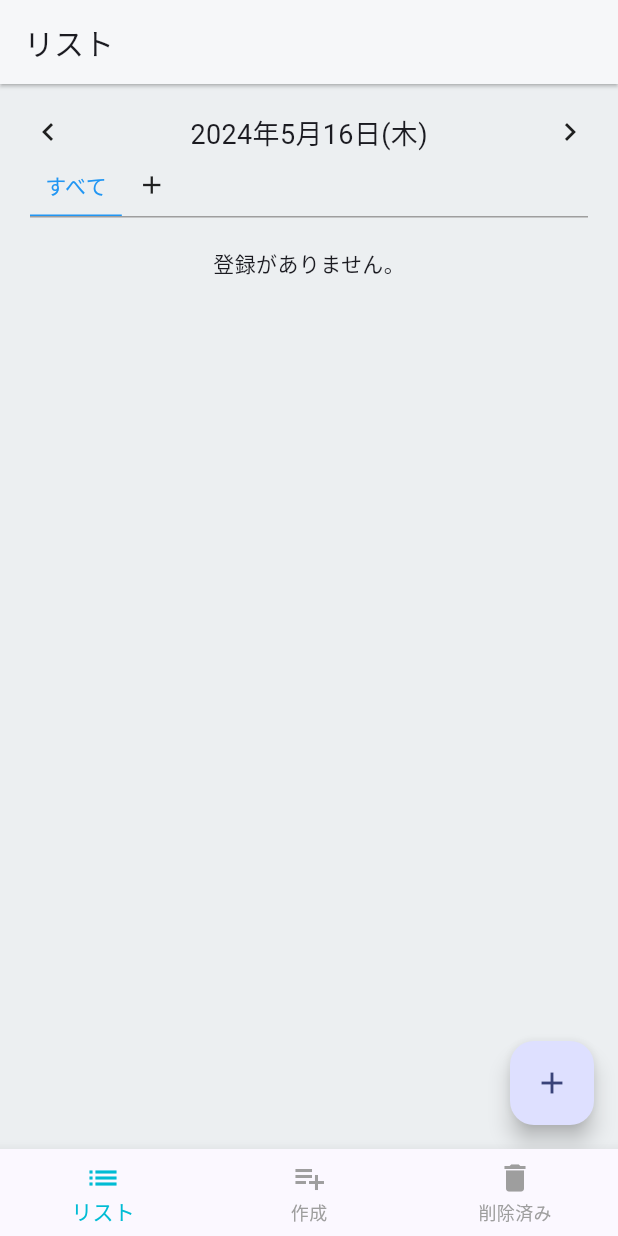
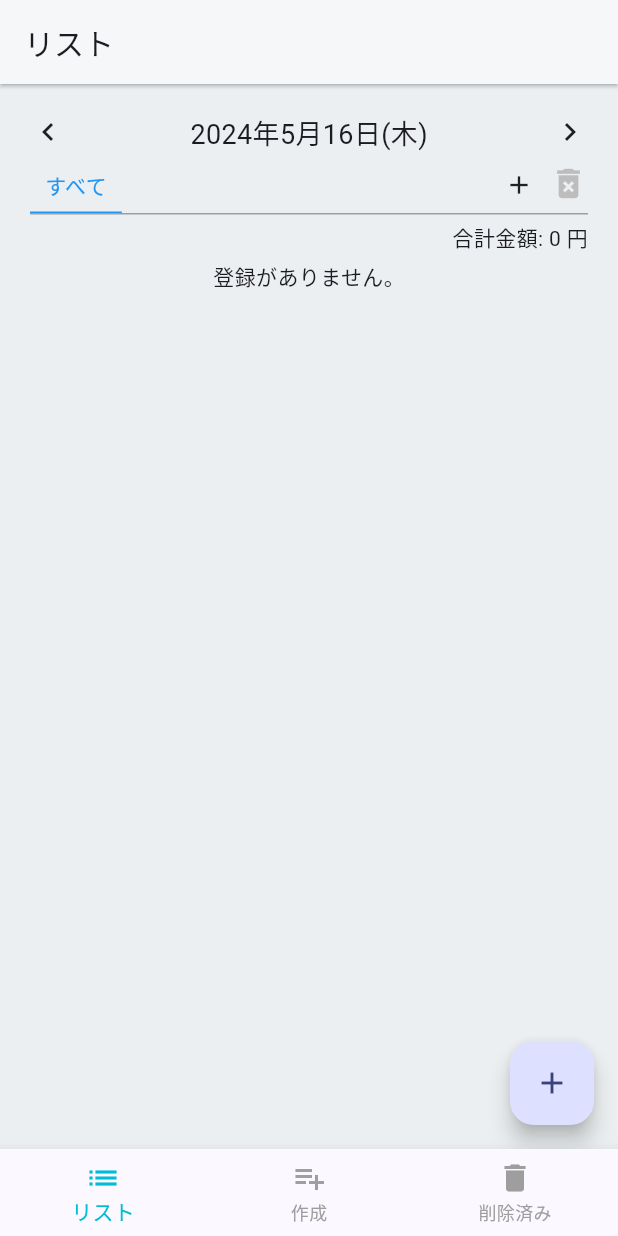
Before and after one commit to takumi3110/kauno, a Flutter app: the screen it shows after launch, on a phone screen of 412 x 824 dp. Run offline on Flutter 3.47's test engine with Material 3 defaults, Android fonts, the phone set to English and light mode, and no system bars; our stand-ins replace flutter_datetime_picker_plus; missing offline and left inert: localstore.

Commit message:
update: all price

```diff
--- a/lib/view/list/create_list_page.dart
+++ b/lib/view/list/create_list_page.dart
@@ -1,11 +1,8 @@
-import 'package:flutter/cupertino.dart';
 import 'package:flutter/material.dart';
 import 'package:flutter_datetime_picker_plus/flutter_datetime_picker_plus.dart';
 import 'package:intl/intl.dart';
-import 'package:kauno/model/item.dart';
 import 'package:kauno/model/item_category.dart';
 import 'package:kauno/util/widget_utils.dart';
-import 'package:kauno/view/screen.dart';
 
 class CreateListPage extends StatefulWidget {
   const CreateListPage({super.key});
@@ -93,7 +90,7 @@ class _CreateListPageState extends State<CreateListPage> {
                                 requestFocusOnTap: true,
                                 enableSearch: true,
                                 enableFilter: true,
-                                inputDecorationTheme: InputDecorationTheme(
+                                inputDecorationTheme: const InputDecorationTheme(
                                   border: UnderlineInputBorder()
                                 ),
                                 label: const Text('カテゴリー', style: TextStyle(fontSize: 14),),
--- a/lib/view/list/list_page.dart
+++ b/lib/view/list/list_page.dart
@@ -48,7 +48,10 @@ class _ListPageState extends State<ListPage> {
         setState(() {
           final item = Item.fromMap(event);
           if (!item.isDeleted) {
+            setState(() {
               _items.putIfAbsent(item.id!, () => item);
+            });
+
           }
         });
       }
@@ -61,7 +64,7 @@ class _ListPageState extends State<ListPage> {
           categoryList.add(category);
         });
       }
-      if (kIsWeb) CategoryLocalStore.categoryCollection.stream.asBroadcastStream();
+      // if (kIsWeb) CategoryLocalStore.categoryCollection.stream.asBroadcastStream();
     });
     super.initState();
   }
@@ -124,15 +127,19 @@ class _ListPageState extends State<ListPage> {
                 ],
               ),
               Container(
+                height: 40,
                 decoration: const BoxDecoration(
                     border: Border(bottom: BorderSide(color: Colors.grey))
                 ),
-                child:Row(
+                child: Row(
                   mainAxisAlignment: MainAxisAlignment.start,
                   children: [
-                    Row(
-                      mainAxisAlignment: MainAxisAlignment.spaceEvenly,
-                      children: List.generate(categoryList.length, (index) {
+                    Expanded(
+                      child: ListView.builder(
+                          // shrinkWrap: true,
+                          scrollDirection: Axis.horizontal,
+                          itemCount: categoryList.length,
+                          itemBuilder: (context, index) {
                             return InkWell(
                               borderRadius: BorderRadius.circular(50),
                               onTap: () {
@@ -141,6 +148,7 @@ class _ListPageState extends State<ListPage> {
                                 });
                               },
                               child: Container(
+                                  // width: 100,
                                   padding: const EdgeInsets.all(10),
                                   decoration: BoxDecoration(
                                     // border: Border(bottom: BorderSide(color: _selectCategoryIndex == index ? Colors.blue: Colors.grey))
@@ -151,12 +159,13 @@ class _ListPageState extends State<ListPage> {
                                   child: Text(
                                     categoryList[index].name,
                                     style: TextStyle(
-                                    color: _selectCategoryIndex == index ? Colors.blue: Colors.black
+                                      color: _selectCategoryIndex == index ? Colors.blue: Colors.black,
                                     ),
                                   )
                               ),
                             );
                           }),
+
                     ),
                     InkWell(
                       borderRadius: BorderRadius.circular(50),
@@ -207,12 +216,12 @@ class _ListPageState extends State<ListPage> {
                                                   id: id,
                                                   name: categoryController.text
                                               );
-                                                var result = await newCategory.save();
-                                                if (result == true) {
-                                                  setState(() {
-                                                    categoryList.add(ItemCategory(name: categoryController.text));
-                                                  });
-                                                }
+                                              await newCategory.save();
+                                              // if (result == true) {
+                                              //   setState(() {
+                                              //     categoryList.add(ItemCategory(name: categoryController.text));
+                                              //   });
+                                              // }
                                             }
                                             if (!context.mounted) return;
                                             Navigator.pop(context);
@@ -232,16 +241,11 @@ class _ListPageState extends State<ListPage> {
                         padding: EdgeInsets.all(10),
                         child: Icon(Icons.add, size: 20,),
                       ),
-                    )
-                  ],
                     ),
-              ),
-              if(_selectCategoryIndex != 0)
-              Align(
-                alignment: Alignment.topRight,
-                child: InkWell(
+                    InkWell(
                         borderRadius: BorderRadius.circular(50),
                         onTap: () {
+                          if (_selectCategoryIndex > 0) {
                             showDialog(
                                 context: context,
                                 builder: (BuildContext context) {
@@ -264,9 +268,9 @@ class _ListPageState extends State<ListPage> {
                                         onPressed: () async {
                                           var result = await categoryList[_selectCategoryIndex].delete();
                                           if (result == true) {
-                                  setState(() {
-                                    categoryList.removeAt(_selectCategoryIndex);
-                                  });
+                                            // setState(() {
+                                            //   categoryList.removeAt(_selectCategoryIndex);
+                                            // });
                                             if (!context.mounted) return;
                                             Navigator.pop(context);
                                           } else {
@@ -279,38 +283,18 @@ class _ListPageState extends State<ListPage> {
                                     ],
                                   );
                                 });
+                          }
                         },
-                    child: const Icon(Icons.delete_forever, color: Colors.blueGrey, size: 26,)),
+                        child: Icon(Icons.delete_forever, color: _selectCategoryIndex == 0 ? Colors.grey[400]: Colors.grey[700], size: 26,)),
+                  ],
                 ),
-              const SizedBox(height: 20,),
+              ),
               Expanded(
                 child: IndexedStack(
                     index: _selectCategoryIndex,
                     children: List.generate(categoryList.length, (index) {
-                      switch(index) {
-                        case 0:
-                          var filterItems = <String, Item>{};
-                          _items.forEach((key, value) {
-                            DateTime date = value.date;
-                            DateTime formatSelectedDate = DateTime(_selectedDate.year, _selectedDate.month, _selectedDate.day);
-                            if (date.isAtSameMomentAs(formatSelectedDate)) {
-                              filterItems.putIfAbsent(key, () => value);
-                            }
-                          });
-                          return itemListView(filterItems);
-                        default:
-                          var filterItems = <String, Item>{};
-                          _items.forEach((key, value) {
-                            DateTime date = value.date;
-                            DateTime formatSelectedDate = DateTime(_selectedDate.year, _selectedDate.month, _selectedDate.day);
-                            if (date.isAtSameMomentAs(formatSelectedDate) && value.category == categoryList[index].name) {
-                              filterItems.putIfAbsent(key, () => value);
-                            }
-                          });
-                          return itemListView(filterItems);
-                      // List<Item> filteredItems = snapshot.data.where((Item data) => data.category == categoryList[index].name).toList();
-                      // return itemListView(filteredItems);
-                      }
+                      String? categoryName = index > 0 ? categoryList[index].name: null;
+                          return itemListView(categoryName);
                     })
                 ),
               ),
@@ -329,7 +313,19 @@ class _ListPageState extends State<ListPage> {
                   padding: const EdgeInsets.symmetric(vertical: 20.0, horizontal: 30),
                   child: Column(
                     children: [
-                      // const Text('簡単作成'),
+                      Row(
+                        mainAxisAlignment: MainAxisAlignment.spaceBetween,
+                        children: [
+                          const SizedBox(),
+                          const Text('商品登録', style: TextStyle(fontSize: 20)),
+                          InkWell(
+                            onTap: () {
+                              Navigator.pop(context);
+                            },
+                            child: const Icon(Icons.close, color: Colors.grey,),
+                          )
+                        ],
+                      ),
                       Padding(
                         padding: const EdgeInsets.symmetric(vertical: 20.0, horizontal: 20),
                         child: Column(
@@ -385,11 +381,12 @@ class _ListPageState extends State<ListPage> {
                         child: ElevatedButton(
                             onPressed: () async{
                               if (itemNameController.text.isNotEmpty && itemQuantityController.text.isNotEmpty) {
+                                // _selectedCategoryIndexでcategoryを指定
+                                final category = _selectCategoryIndex == 0 ? 'なし': categoryList[_selectCategoryIndex].name;
                                 final id = ItemLocalStore.itemCollection.doc().id;
                                 Item newItem = Item(
                                   id: id,
-                                  // TODO: _selectedCategoryIndexでcategoryを指定
-                                  category: 'なし',
+                                  category: category,
                                   name: itemNameController.text,
                                   price: int.parse(priceController.text),
                                   quantity: int.parse(itemQuantityController.text),
@@ -400,10 +397,10 @@ class _ListPageState extends State<ListPage> {
                                 );
                                 var result = await newItem.save();
                                 if (result == true) {
-                                  _items.putIfAbsent(newItem.id!, () => newItem);
                                   if (!context.mounted) return;
                                   ScaffoldMessenger.of(context).showSnackBar(const SnackBar(content: Text('リストを登録しました。')));
                                   setState(() {
+                                    // _items.putIfAbsent(newItem.id!, () => newItem);
                                     itemNameController.text = '';
                                     priceController.text = '';
                                   });
@@ -415,7 +412,7 @@ class _ListPageState extends State<ListPage> {
                               if (!context.mounted) return;
                               Navigator.pop(context);
                             },
-                            child: const Text('登録')
+                            child: itemNameController.text.isNotEmpty ? const Text('登録'): const Text('閉じる')
                         ),
                       )
                     ],
@@ -428,14 +425,35 @@ class _ListPageState extends State<ListPage> {
     );
   }
 
-  Widget itemListView(Map<String, Item> items) {
-    if (items.isNotEmpty) {
-      return ListView.builder(
+  Widget itemListView(String? categoryName) {
+    List<Item> items = [];
+    var total = 0;
+    DateTime formatSelectedDate = DateTime(_selectedDate.year, _selectedDate.month, _selectedDate.day);
+    if (categoryName != null) {
+      final filter = _items.values.where((item) => item.category == categoryName && item.date.isAtSameMomentAs(formatSelectedDate)).toList();
+      items = filter;
+    } else {
+      final filter = _items.values.where((item) => item.date.isAtSameMomentAs(formatSelectedDate)).toList();
+      items = filter;
+    }
+    for (var item in items) {
+      total += item.price * item.quantity;
+    }
+
+    return Column(
+      children: [
+        Container(
+          alignment: Alignment.centerRight,
+          margin: const EdgeInsets.symmetric(vertical: 5),
+          child: Text('合計金額: ${numberFormatter.format(total)} 円'),
+        ),
+        if (items.isNotEmpty)
+        Expanded(
+          child: ListView.builder(
             // shrinkWrap: true,
-          itemCount: items.keys.length,
+              itemCount: items.length,
               itemBuilder: (context, index) {
-            final key = items.keys.elementAt(index);
-            final item = items[key]!;
+                final item = items[index];
                 return Dismissible(
                   onDismissed: (DismissDirection direction) async {
                     if (direction == DismissDirection.startToEnd) {
@@ -477,10 +495,19 @@ class _ListPageState extends State<ListPage> {
                         ],
                       ),
                       subtitle: Row(
-                    mainAxisAlignment: MainAxisAlignment.start,
+                        mainAxisAlignment: MainAxisAlignment.spaceBetween,
                         children: [
-                      Text(item.shop),
-                      Text('${numberFormatter.format(item.price)} 円')
+                          Row(
+                            children: [
+                              if (item.shop.isNotEmpty)
+                                Padding(
+                                  padding: const EdgeInsets.only(right: 5.0),
+                                  child: Text(item.shop, style: const TextStyle(fontSize: 12),),
+                                ),
+                              Text(item.category, style: const TextStyle(fontSize: 12),)
+                            ],
+                          ),
+                          Text('${numberFormatter.format(item.price)} 円', style: const TextStyle(fontSize: 12),)
                         ],
                       ),
                       controlAffinity: ListTileControlAffinity.leading,
@@ -501,14 +528,15 @@ class _ListPageState extends State<ListPage> {
                     ),
                   ),
                 );
-          });
-    } else {
-      return const Align(
+              }),
+        ),
+        if (items.isEmpty)
+          const Align(
             alignment: Alignment.topCenter,
             child: Text('登録がありません。'),
+          )
+      ],
     );
-    }
-
   }
 
   @override
```
Lines whose indentation alone changed are shown as unchanged.
